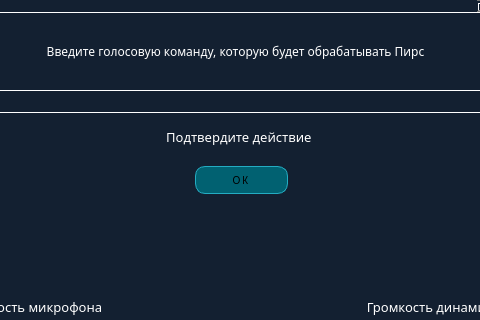
The window that gui/settings.ui (Yondu715/PIRS) describes before a commit, drawn with Qt 5; both pictures show x 135 to 615 and y 124 to 444 of the 700 by 550 pixel window.
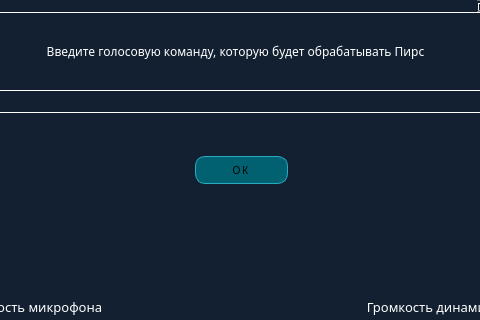
The same window after the commit. Icons and pictures are not drawn.

The edit to the form file:
```diff
--- a/gui/settings.ui
+++ b/gui/settings.ui
@@ -216,7 +216,7 @@
      <x>280</x>
      <y>250</y>
      <width>191</width>
-     <height>21</height>
+     <height>15</height>
     </rect>
    </property>
    <property name="font">
@@ -225,8 +225,11 @@
      <pointsize>10</pointsize>
     </font>
    </property>
+   <property name="styleSheet">
+    <string notr="true">color:red;</string>
+   </property>
    <property name="text">
-    <string>Подтвердите действие </string>
+    <string/>
    </property>
    <property name="alignment">
     <set>Qt::AlignCenter</set>
@@ -236,7 +239,7 @@
    <property name="geometry">
     <rect>
      <x>330</x>
-     <y>290</y>
+     <y>280</y>
      <width>93</width>
      <height>28</height>
     </rect>
```
Left out of the diff: 6 changed lines with no effect on the pictures.
